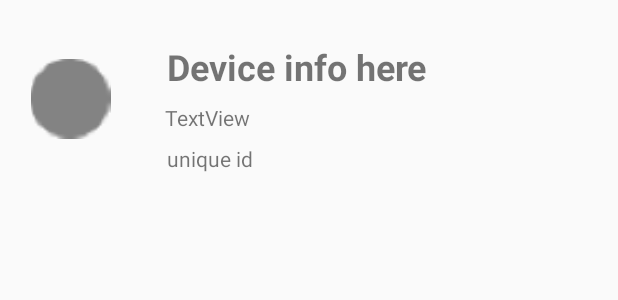
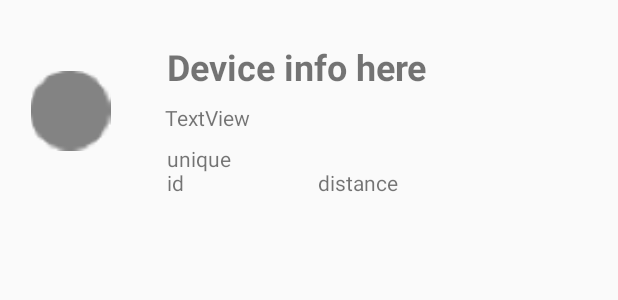
Before and after one commit to shrutigupta5555/covidisha-app, an Android app: the layout item_device.xml on its own in the app's theme, with its tools: preview values and no code run, on a phone screen of 412 x 824 dp. Shown: the top 300 px of the screen. Run offline under Robolectric (Android 15) with nearby library versions, the phone set to English and light mode, and no system bars.

Commit message:
add last seen

```diff
--- a/app/src/main/java/com/example/covidishaa/scan/DeviceScanFragment.kt
+++ b/app/src/main/java/com/example/covidishaa/scan/DeviceScanFragment.kt
@@ -78,9 +78,7 @@ class DeviceScanFragment : Fragment() {
         val devAddr = getString(R.string.your_device_address) + ChatServer.getYourDeviceAddress()
 
         binding.yourDeviceAddr.text = devAddr
-        binding.btnScanAgain.setOnClickListener(){
-            findNavController().navigate(R.id.action_find_new_device)
-        }
+
         binding.deviceList.apply {
             layoutManager = LinearLayoutManager(requireContext())
             adapter = deviceScanAdapter
--- a/app/src/main/java/com/example/covidishaa/scan/DeviceScanViewHolder.kt
+++ b/app/src/main/java/com/example/covidishaa/scan/DeviceScanViewHolder.kt
@@ -21,6 +21,8 @@ import android.view.View
 import android.widget.TextView
 import androidx.recyclerview.widget.RecyclerView
 import com.example.covidishaa.R
+import java.text.SimpleDateFormat
+import java.util.*
 
 class DeviceScanViewHolder(
     view: View,
@@ -30,6 +32,7 @@ class DeviceScanViewHolder(
     private val name = itemView.findViewById<TextView>(R.id.device_name)
     private val address = itemView.findViewById<TextView>(R.id.device_address)
     private val userEmail = itemView.findViewById<TextView>(R.id.userKiEmail)
+    private val time = itemView.findViewById<TextView>(R.id.time)
     private var bluetoothDevice: BluetoothDevice? = null
 
     init {
@@ -40,6 +43,8 @@ class DeviceScanViewHolder(
         Log.i("bindzi", d.toString())
         var key = d.keys.toList()[0]
         var device = d.values.toList()[0]
+        val sdf = SimpleDateFormat("dd/M/yyyy hh:mm:ss")
+        val currentDate = sdf.format(Date())
 
         bluetoothDevice = device
 
@@ -47,7 +52,7 @@ class DeviceScanViewHolder(
         name.text = device.name
         address.text = device.address
         userEmail.text = key
-
+        time.text = currentDate
 
 
     }
--- a/app/src/main/res/layout/item_device.xml
+++ b/app/src/main/res/layout/item_device.xml
@@ -18,8 +18,7 @@
     xmlns:app="http://schemas.android.com/apk/res-auto"
     xmlns:tools="http://schemas.android.com/tools"
     android:layout_width="match_parent"
-    android:layout_height="wrap_content"
-    android:backgroundTint="#FFFFFF">
+    android:layout_height="wrap_content">
 
     <TextView
         android:id="@+id/device_name"
@@ -53,14 +52,27 @@
         android:layout_height="wrap_content"
         android:layout_marginStart="111dp"
         android:layout_marginTop="8dp"
+        android:layout_marginEnd="44dp"
         android:layout_marginBottom="16dp"
         android:text="unique id"
         app:layout_constraintBottom_toBottomOf="parent"
+        app:layout_constraintEnd_toStartOf="@+id/time"
         app:layout_constraintStart_toStartOf="parent"
         app:layout_constraintTop_toBottomOf="@+id/device_address"
         app:layout_constraintVertical_bias="0.0" />
 
-
+    <TextView
+        android:id="@+id/time"
+        android:layout_width="wrap_content"
+        android:layout_height="wrap_content"
+        android:layout_marginStart="212dp"
+        android:layout_marginTop="8dp"
+        android:layout_marginBottom="16dp"
+        android:text="distance"
+        app:layout_constraintBottom_toBottomOf="parent"
+        app:layout_constraintStart_toStartOf="parent"
+        app:layout_constraintTop_toBottomOf="@+id/device_address"
+        app:layout_constraintVertical_bias="1.0" />
 
     <ImageView
         android:id="@+id/imageView4"
```
